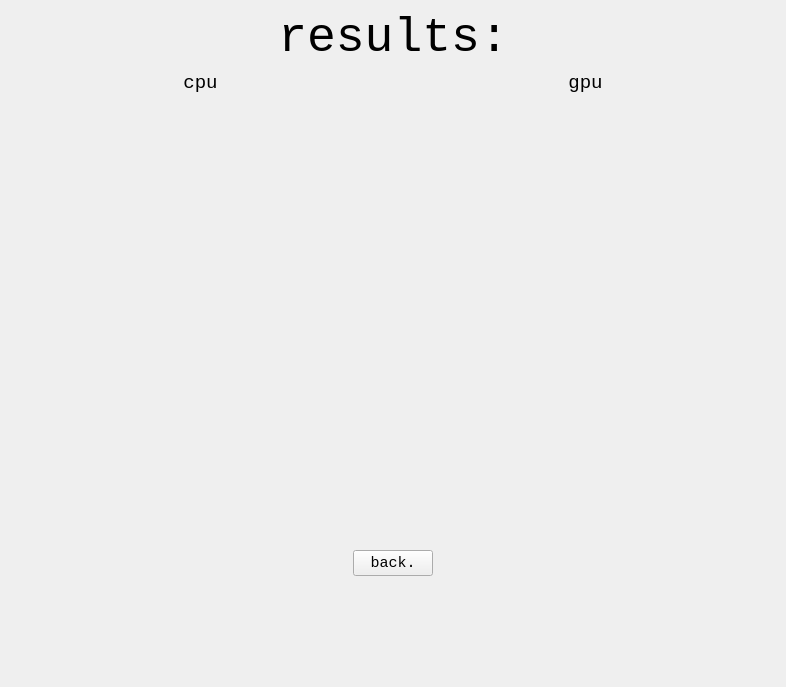
kluczek3/image-segmentation, file ui/ResultScreen.ui: the form before one commit.
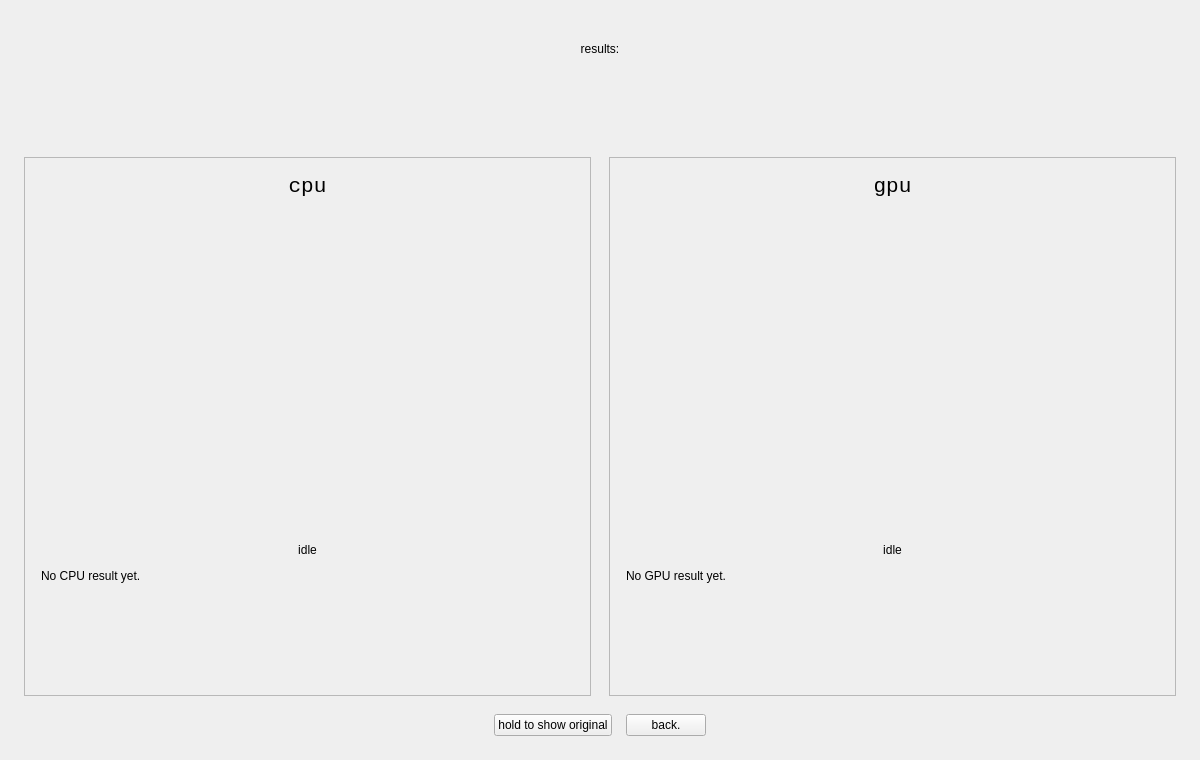
The form after the commit.

```diff
--- a/ui/ResultScreen.ui
+++ b/ui/ResultScreen.ui
@@ -6,87 +6,81 @@
    <rect>
     <x>0</x>
     <y>0</y>
-    <width>786</width>
-    <height>687</height>
+    <width>1200</width>
+    <height>760</height>
    </rect>
   </property>
   <property name="windowTitle">
    <string>Form</string>
   </property>
-  <layout class="QHBoxLayout" name="horizontalLayout_2">
-   <item>
     <layout class="QVBoxLayout" name="verticalLayout">
-     <item>
-      <layout class="QHBoxLayout" name="horizontalLayout_5">
-       <item>
-        <spacer name="horizontalSpacer_3">
-         <property name="orientation">
-          <enum>Qt::Orientation::Horizontal</enum>
-         </property>
-         <property name="sizeHint" stdset="0">
-          <size>
-           <width>40</width>
-           <height>20</height>
-          </size>
-         </property>
-        </spacer>
-       </item>
+   <property name="spacing">
+    <number>18</number>
+   </property>
+   <property name="leftMargin">
+    <number>24</number>
+   </property>
+   <property name="topMargin">
+    <number>24</number>
+   </property>
+   <property name="rightMargin">
+    <number>24</number>
+   </property>
+   <property name="bottomMargin">
+    <number>24</number>
+   </property>
        <item>
         <widget class="QLabel" name="algoNameLabel">
-         <property name="sizePolicy">
-          <sizepolicy hsizetype="Fixed" vsizetype="Fixed">
-           <horstretch>0</horstretch>
-           <verstretch>0</verstretch>
-          </sizepolicy>
-         </property>
-         <property name="font">
-          <font>
-           <family>Consolas</family>
-           <pointsize>36</pointsize>
-          </font>
-         </property>
          <property name="text">
           <string>results:</string>
          </property>
          <property name="alignment">
           <set>Qt::AlignmentFlag::AlignCenter</set>
          </property>
-         <property name="margin">
-          <number>20</number>
-         </property>
         </widget>
        </item>
        <item>
-        <spacer name="horizontalSpacer_4">
-         <property name="orientation">
-          <enum>Qt::Orientation::Horizontal</enum>
-         </property>
-         <property name="sizeHint" stdset="0">
+    <widget class="QWidget" name="algorithmSelectorContainer" native="true">
+     <property name="minimumSize">
           <size>
-           <width>40</width>
-           <height>20</height>
-          </size>
-         </property>
-        </spacer>
-       </item>
-      </layout>
-     </item>
+       <width>0</width>
+       <height>44</height>
+      </size>
+     </property>
+    </widget>
+   </item>
      <item>
-      <layout class="QHBoxLayout" name="horizontalLayout">
+    <layout class="QHBoxLayout" name="resultsLayout">
+     <property name="spacing">
+      <number>18</number>
+     </property>
        <item>
-        <layout class="QVBoxLayout" name="verticalLayout_2">
+      <widget class="QFrame" name="cpuPanel">
+       <property name="frameShape">
+        <enum>QFrame::Shape::StyledPanel</enum>
+       </property>
+       <layout class="QVBoxLayout" name="cpuPanelLayout">
+        <property name="spacing">
+         <number>12</number>
+        </property>
+        <property name="leftMargin">
+         <number>16</number>
+        </property>
+        <property name="topMargin">
+         <number>16</number>
+        </property>
+        <property name="rightMargin">
+         <number>16</number>
+        </property>
+        <property name="bottomMargin">
+         <number>16</number>
+        </property>
          <item>
           <widget class="QLabel" name="cpuTypeLabel">
-           <property name="sizePolicy">
-            <sizepolicy hsizetype="Preferred" vsizetype="Fixed">
-             <horstretch>0</horstretch>
-             <verstretch>0</verstretch>
-            </sizepolicy>
-           </property>
            <property name="font">
             <font>
              <family>Consolas</family>
-             <pointsize>14</pointsize>
+            <pointsize>16</pointsize>
             </font>
            </property>
            <property name="text">
@@ -99,6 +93,12 @@
          </item>
          <item>
           <widget class="QLabel" name="cpuImageLabel">
+          <property name="minimumSize">
+           <size>
+            <width>320</width>
+            <height>320</height>
+           </size>
+          </property>
            <property name="text">
             <string/>
            </property>
@@ -109,36 +109,63 @@
          </item>
          <item>
           <widget class="QLabel" name="cpuTimeLabel">
-           <property name="sizePolicy">
-            <sizepolicy hsizetype="Preferred" vsizetype="Fixed">
-             <horstretch>0</horstretch>
-             <verstretch>0</verstretch>
-            </sizepolicy>
-           </property>
            <property name="text">
-            <string/>
+           <string>idle</string>
            </property>
            <property name="alignment">
             <set>Qt::AlignmentFlag::AlignCenter</set>
            </property>
           </widget>
          </item>
-        </layout>
+        <item>
+         <widget class="QLabel" name="cpuSummaryLabel">
+          <property name="minimumSize">
+           <size>
+            <width>0</width>
+            <height>110</height>
+           </size>
+          </property>
+          <property name="text">
+           <string>No CPU result yet.</string>
+          </property>
+          <property name="alignment">
+           <set>Qt::AlignmentFlag::AlignLeading|Qt::AlignmentFlag::AlignLeft|Qt::AlignmentFlag::AlignTop</set>
+          </property>
+          <property name="wordWrap">
+           <bool>true</bool>
+          </property>
+         </widget>
+        </item>
+       </layout>
+      </widget>
        </item>
        <item>
-        <layout class="QVBoxLayout" name="verticalLayout_4">
+      <widget class="QFrame" name="gpuPanel">
+       <property name="frameShape">
+        <enum>QFrame::Shape::StyledPanel</enum>
+       </property>
+       <layout class="QVBoxLayout" name="gpuPanelLayout">
+        <property name="spacing">
+         <number>12</number>
+        </property>
+        <property name="leftMargin">
+         <number>16</number>
+        </property>
+        <property name="topMargin">
+         <number>16</number>
+        </property>
+        <property name="rightMargin">
+         <number>16</number>
+        </property>
+        <property name="bottomMargin">
+         <number>16</number>
+        </property>
          <item>
           <widget class="QLabel" name="gpuTypeLabel">
-           <property name="sizePolicy">
-            <sizepolicy hsizetype="Preferred" vsizetype="Fixed">
-             <horstretch>0</horstretch>
-             <verstretch>0</verstretch>
-            </sizepolicy>
-           </property>
            <property name="font">
             <font>
              <family>Consolas</family>
-             <pointsize>14</pointsize>
+            <pointsize>16</pointsize>
             </font>
            </property>
            <property name="text">
@@ -151,6 +178,12 @@
          </item>
          <item>
           <widget class="QLabel" name="gpuImageLabel">
+          <property name="minimumSize">
+           <size>
+            <width>320</width>
+            <height>320</height>
+           </size>
+          </property>
            <property name="text">
             <string/>
            </property>
@@ -161,29 +194,43 @@
          </item>
          <item>
           <widget class="QLabel" name="gpuTimeLabel">
-           <property name="sizePolicy">
-            <sizepolicy hsizetype="Preferred" vsizetype="Fixed">
-             <horstretch>0</horstretch>
-             <verstretch>0</verstretch>
-            </sizepolicy>
-           </property>
            <property name="text">
-            <string/>
-           </property>
-           <property name="scaledContents">
-            <bool>false</bool>
+           <string>idle</string>
            </property>
            <property name="alignment">
             <set>Qt::AlignmentFlag::AlignCenter</set>
            </property>
           </widget>
          </item>
-        </layout>
+        <item>
+         <widget class="QLabel" name="gpuSummaryLabel">
+          <property name="minimumSize">
+           <size>
+            <width>0</width>
+            <height>110</height>
+           </size>
+          </property>
+          <property name="text">
+           <string>No GPU result yet.</string>
+          </property>
+          <property name="alignment">
+           <set>Qt::AlignmentFlag::AlignLeading|Qt::AlignmentFlag::AlignLeft|Qt::AlignmentFlag::AlignTop</set>
+          </property>
+          <property name="wordWrap">
+           <bool>true</bool>
+          </property>
+         </widget>
+        </item>
+       </layout>
+      </widget>
        </item>
       </layout>
      </item>
      <item>
-      <layout class="QHBoxLayout" name="horizontalLayout_3">
+    <layout class="QHBoxLayout" name="controlsLayout">
+     <property name="spacing">
+      <number>14</number>
+     </property>
        <item>
         <spacer name="horizontalSpacer">
          <property name="orientation">
@@ -197,13 +244,20 @@
          </property>
         </spacer>
        </item>
+     <item>
+      <widget class="QPushButton" name="showOriginalButton">
+       <property name="cursor">
+        <cursorShape>PointingHandCursor</cursorShape>
+       </property>
+       <property name="text">
+        <string>hold to show original</string>
+       </property>
+      </widget>
+     </item>
        <item>
         <widget class="QPushButton" name="backButton">
-         <property name="font">
-          <font>
-           <family>Consolas</family>
-           <pointsize>11</pointsize>
-          </font>
+       <property name="cursor">
+        <cursorShape>PointingHandCursor</cursorShape>
          </property>
          <property name="text">
           <string>back.</string>
@@ -219,24 +273,6 @@
           <size>
            <width>40</width>
            <height>20</height>
-          </size>
-         </property>
-        </spacer>
-       </item>
-      </layout>
-     </item>
-     <item>
-      <spacer name="vSpacer">
-       <property name="orientation">
-        <enum>Qt::Orientation::Vertical</enum>
-       </property>
-       <property name="sizeType">
-        <enum>QSizePolicy::Policy::Fixed</enum>
-       </property>
-       <property name="sizeHint" stdset="0">
-        <size>
-         <width>20</width>
-         <height>100</height>
         </size>
        </property>
       </spacer>
```
Left out of the diff: 6 changed lines with no effect on the pictures. Lines whose indentation alone changed are shown as unchanged.
